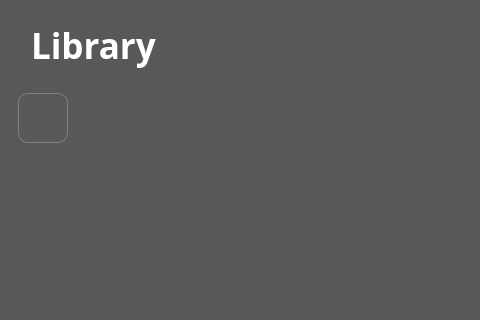
The window that Game Launcher/GameLauncher.ui (startergate/The-Intersection) describes before a commit, drawn with Qt 5; both pictures show x 0 to 480 and y 0 to 320 of the 1024 by 670 pixel window.
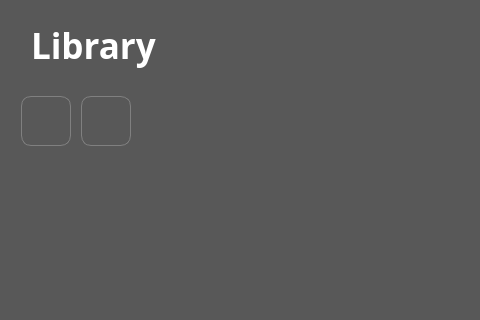
The same window after the commit. Icons and pictures are not drawn.

Diff of the .ui file:
```diff
--- a/Game Launcher/GameLauncher.ui
+++ b/Game Launcher/GameLauncher.ui
@@ -44,8 +44,8 @@
        <widget class="QPushButton" name="pushButton">
         <property name="geometry">
          <rect>
-          <x>7</x>
-          <y>7</y>
+          <x>10</x>
+          <y>10</y>
           <width>50</width>
           <height>50</height>
          </rect>
@@ -64,6 +64,32 @@
          <string/>
         </property>
        </widget>
+       <widget class="QPushButton" name="game20">
+        <property name="geometry">
+         <rect>
+          <x>70</x>
+          <y>10</y>
+          <width>50</width>
+          <height>50</height>
+         </rect>
+        </property>
+        <property name="accessibleName">
+         <string>Counter-Strike</string>
+        </property>
+        <property name="accessibleDescription">
+         <string>20</string>
+        </property>
+        <property name="styleSheet">
+         <string notr="true">border: 1px solid grey;
+border-radius: 10px;
+background-image: url(&quot;GameThumbnail/570.jpg&quot;);
+background-repeat: no-repeat;
+background-position: center;</string>
+        </property>
+        <property name="text">
+         <string/>
+        </property>
+       </widget>
       </widget>
      </widget>
     </item>
```
Left out of the diff: 8 changed lines with no effect on the pictures.
